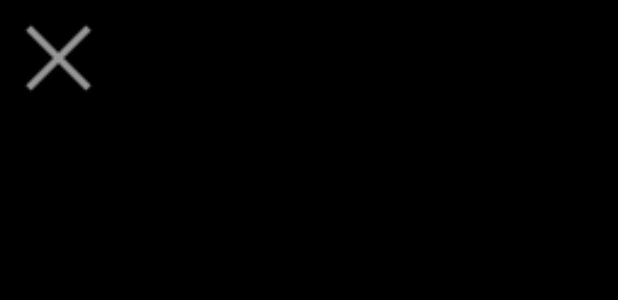
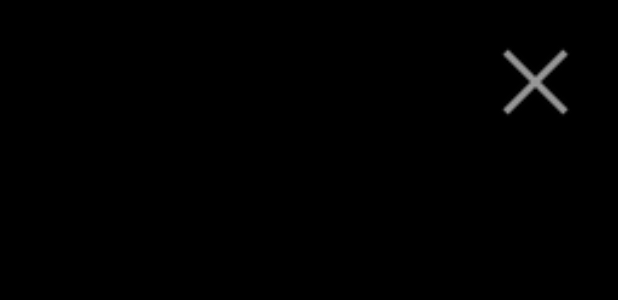
Before and after one commit to CelestinML/JeuDeSoiree, an Android app: the layout activity_game.xml on its own in the app's theme, with its tools: preview values and no code run, on a phone screen of 412 x 824 dp. Shown: the top 300 px of the screen. Run offline under Robolectric (Android 15) with nearby library versions, the phone set to English and light mode, and no system bars.

Commit message:
link activity to game layout and remove action bar

```diff
--- a/app/src/main/AndroidManifest.xml
+++ b/app/src/main/AndroidManifest.xml
@@ -10,8 +10,8 @@
         android:supportsRtl="true"
         android:theme="@style/Theme.Schlouky">
         <activity
-            android:name=".FullscreenActivity"
-            android:configChanges="orientation|keyboardHidden|screenSize"
+            android:name=".GameActivity"
+            android:configChanges="keyboardHidden|screenSize"
             android:exported="true"
             android:label="@string/app_name"
             android:theme="@style/Theme.Schlouky.Fullscreen">
--- a/app/src/main/res/layout/activity_fullscreen.xml
+++ b/app/src/main/res/layout/activity_fullscreen.xml
@@ -5,7 +5,7 @@
     android:layout_height="match_parent"
     android:background="?attr/fullscreenBackgroundColor"
     android:theme="@style/ThemeOverlay.Schlouky.FullscreenContainer"
-    tools:context=".FullscreenActivity">
+    tools:context=".GameActivity">
 
     <!-- The primary full-screen view. This can be replaced with whatever view
          is needed to present your content, e.g. VideoView, SurfaceView,
--- a/app/src/main/res/layout/activity_game.xml
+++ b/app/src/main/res/layout/activity_game.xml
@@ -10,16 +10,19 @@
         android:id="@+id/imageView3"
         android:layout_width="78dp"
         android:layout_height="77dp"
-        app:srcCompat="@android:drawable/ic_menu_close_clear_cancel"
-        tools:layout_editor_absoluteX="317dp"
-        tools:layout_editor_absoluteY="16dp" />
+        android:layout_marginTop="16dp"
+        android:layout_marginEnd="16dp"
+        app:layout_constraintEnd_toEndOf="parent"
+        app:layout_constraintTop_toTopOf="parent"
+        app:srcCompat="@android:drawable/ic_menu_close_clear_cancel" />
 
     <FrameLayout
         android:id="@+id/question_location"
         android:layout_width="412dp"
         android:layout_height="633dp"
-        tools:layout_editor_absoluteX="3dp"
-        tools:layout_editor_absoluteY="93dp">
+        app:layout_constraintBottom_toBottomOf="parent"
+        app:layout_constraintTop_toBottomOf="@+id/imageView3"
+        tools:layout_editor_absoluteX="-1dp">
 
     </FrameLayout>
 </androidx.constraintlayout.widget.ConstraintLayout>
--- a/app/src/main/res/values/styles.xml
+++ b/app/src/main/res/values/styles.xml
@@ -1,6 +1,6 @@
 <resources>
 
-    <style name="Widget.Theme.Schlouky.ActionBar.Fullscreen" parent="Widget.AppCompat.ActionBar">
+    <style name="Widget.Theme.Schlouky.ActionBar.Fullscreen" parent="Theme.AppCompat.DayNight.NoActionBar">
         <item name="android:background">@color/black_overlay</item>
     </style>
 
--- a/app/src/main/res/values/themes.xml
+++ b/app/src/main/res/values/themes.xml
@@ -14,7 +14,7 @@
         <!-- Customize your theme here. -->
     </style>
 
-    <style name="Theme.Schlouky.Fullscreen" parent="Theme.Schlouky">
+    <style name="Theme.Schlouky.Fullscreen" parent="Theme.AppCompat.DayNight.NoActionBar">
         <item name="android:actionBarStyle">@style/Widget.Theme.Schlouky.ActionBar.Fullscreen</item>
         <item name="android:windowActionBarOverlay">true</item>
         <item name="android:windowBackground">@null</item>
```
Also changed, not shown: app/src/main/java/com/example/schlouky/FullscreenActivity.kt (deleted, +0 -165 lines), app/src/main/java/com/example/schlouky/GameActivity.kt (added, +21 -0 lines).
